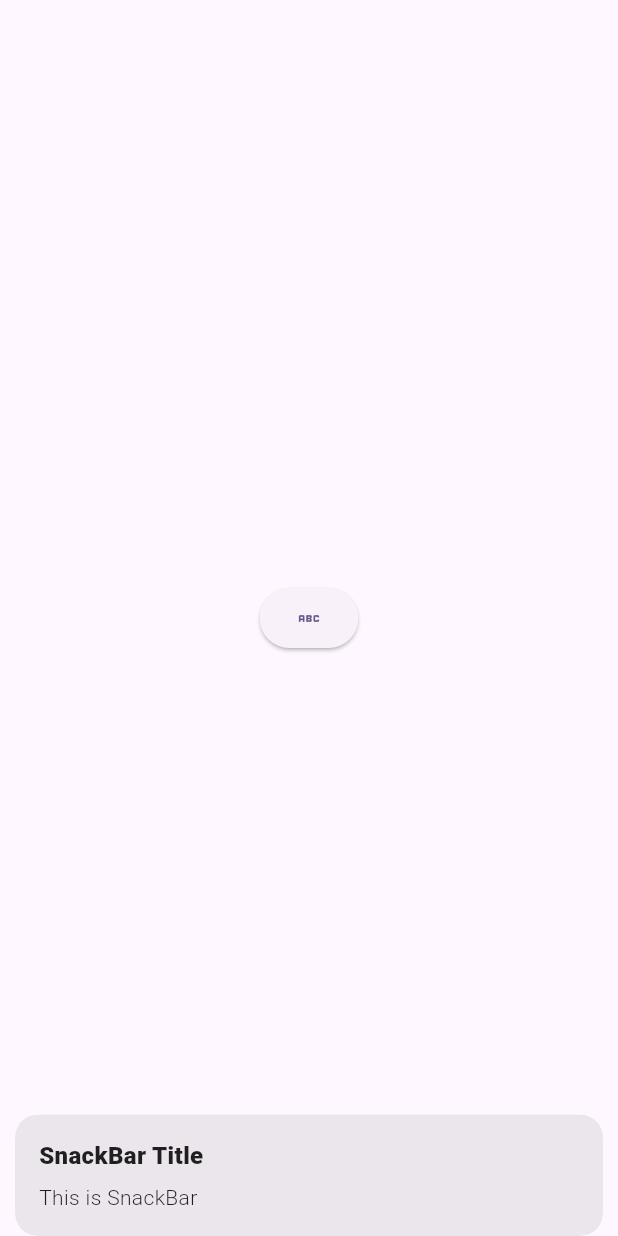
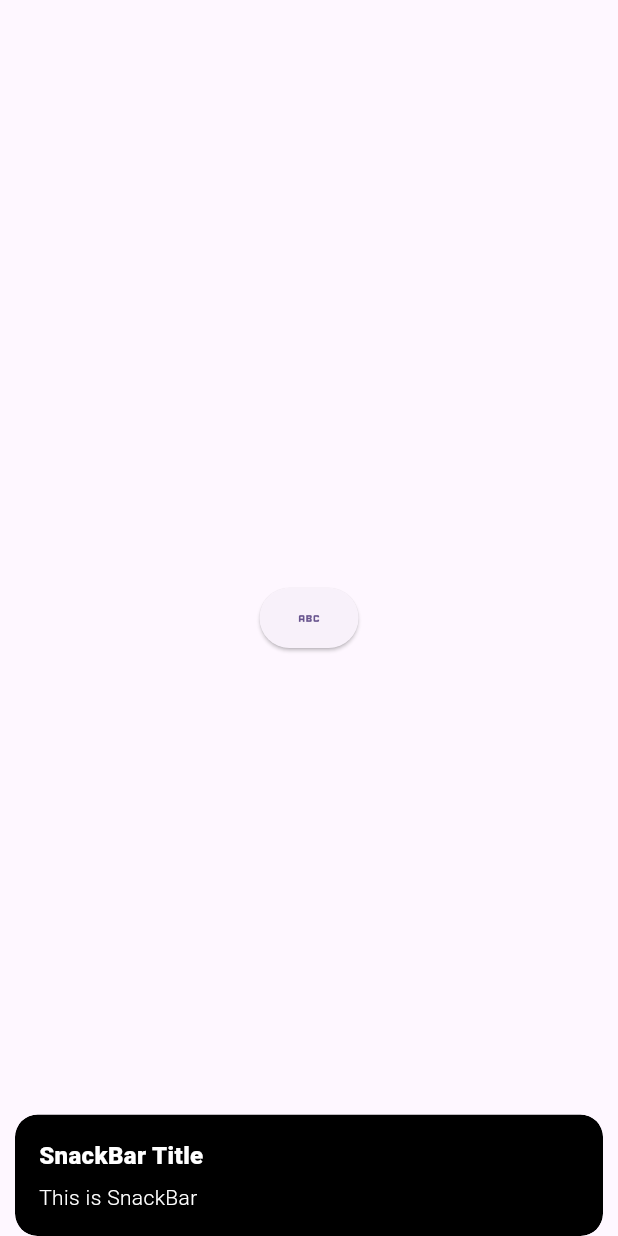
Before and after one commit to Shahin4292/Showing-Snackbar-using-GetX, a Flutter app: the screen it shows after launch, after a tap on the "abc" icon, on a phone screen of 412 x 824 dp. Run offline on Flutter 3.47's test engine with Material 3 defaults, Android fonts, the phone set to English and light mode, and no system bars; our stand-ins replace get.

```diff
--- a/lib/main.dart
+++ b/lib/main.dart
@@ -21,11 +21,11 @@ class MyApp extends StatelessWidget {
         body: Center(
           child: ElevatedButton(
             onPressed: () {
-              Get.snackbar(
-                "SnackBar Title",
-                "This is SnackBar",
-                snackPosition: SnackPosition.BOTTOM
-              );
+              Get.snackbar("SnackBar Title", "This is SnackBar",
+                  snackPosition: SnackPosition.BOTTOM,
+                  colorText: Colors.white,
+                  animationDuration: const Duration(milliseconds: 3000),
+                  backgroundColor: Colors.black);
             },
             child: Icon(Icons.abc),
           ),
```
